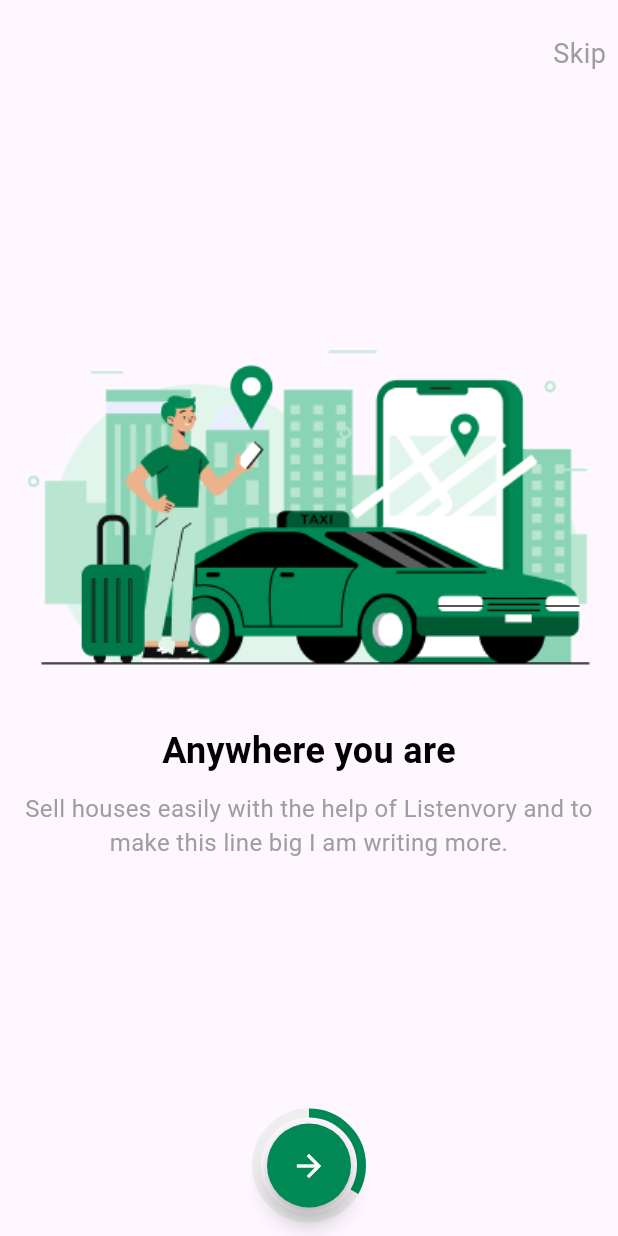
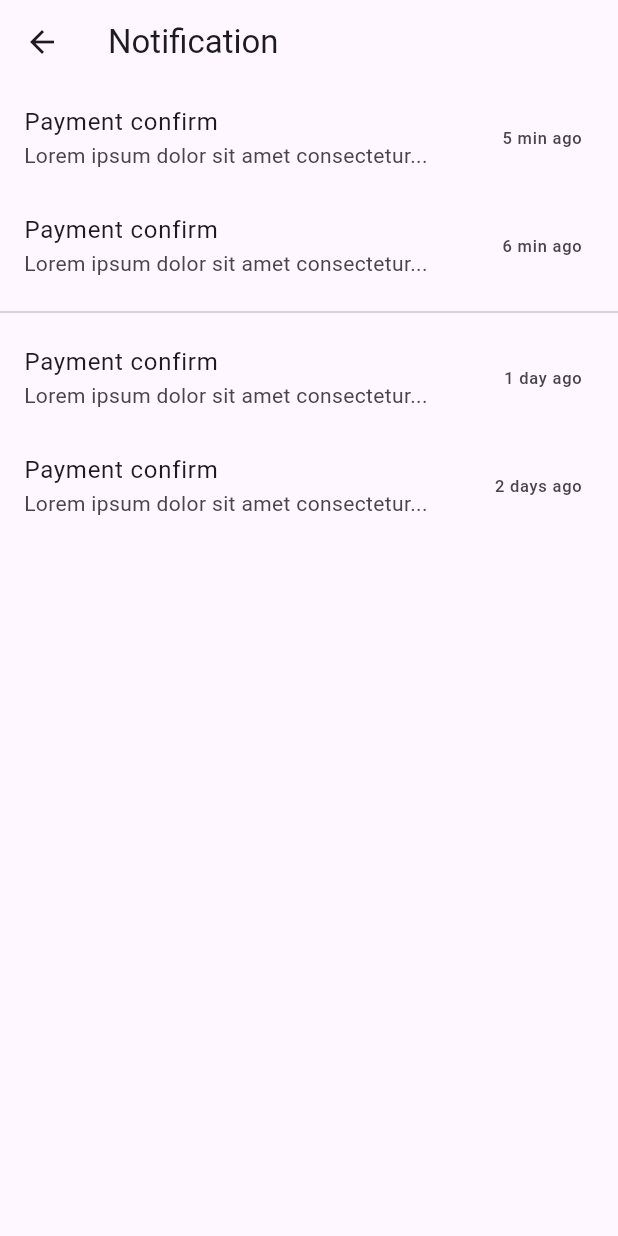
Before and after one commit to Ammaralshalet/app_with_team, a Flutter app: the screen it shows after launch, on a phone screen of 412 x 824 dp. Run offline on Flutter 3.47's test engine with Material 3 defaults, Android fonts, the phone set to English and light mode, and no system bars; our stand-ins replace bloc, dio, equatable, flutter_bloc, flutter_map, intl_phone_field and 2 more.

Commit message:
add paeg 18,19,20,21

```diff
--- /dev/null
+++ b/lib/Auth/view/pages/notification_screen.dart
@@ -0,0 +1,43 @@
+import 'package:flutter/material.dart';
+
+class NotificationScreen extends StatelessWidget {
+  @override
+  Widget build(BuildContext context) {
+    return Scaffold(
+      appBar: AppBar(
+        title: Text('Notification'),
+        leading: IconButton(
+          icon: Icon(Icons.arrow_back),
+          onPressed: () {
+            Navigator.pop(context);
+          },
+        ),
+      ),
+      body: ListView(
+        children: [
+          ListTile(
+            title: Text('Payment confirm'),
+            subtitle: Text('Lorem ipsum dolor sit amet consectetur...'),
+            trailing: Text('5 min ago'),
+          ),
+          ListTile(
+            title: Text('Payment confirm'),
+            subtitle: Text('Lorem ipsum dolor sit amet consectetur...'),
+            trailing: Text('6 min ago'),
+          ),
+          Divider(),
+          ListTile(
+            title: Text('Payment confirm'),
+            subtitle: Text('Lorem ipsum dolor sit amet consectetur...'),
+            trailing: Text('1 day ago'),
+          ),
+          ListTile(
+            title: Text('Payment confirm'),
+            subtitle: Text('Lorem ipsum dolor sit amet consectetur...'),
+            trailing: Text('2 days ago'),
+          ),
+        ],
+      ),
+    );
+  }
+}
--- a/lib/main.dart
+++ b/lib/main.dart
@@ -3,6 +3,8 @@ import 'package:app_with_team/Auth/view/pages/onboarding_screen.dart';
 import 'package:app_with_team/service/map_service.dart';
 import 'package:flutter/material.dart';
 import 'package:flutter_bloc/flutter_bloc.dart';
+
+import 'Auth/view/pages/notification_screen.dart';
 
 void main() {
   runApp(const MyApp());
@@ -23,9 +25,9 @@ class MyApp extends StatelessWidget {
       ],
       child: MaterialApp(
         debugShowCheckedModeBanner: false,
-        home: const Scaffold(
+        home:  Scaffold(
           body:
-              OnboardingScreen(), // تأكد من أن BlocBuilder موجود في HomeScreenTransport
+             NotificationScreen(),
         ),
       ),
     );
```
Also changed, not shown: lib/Auth/view/pages/Location_screen.dart (added, +37 -0 lines), lib/Auth/view/pages/Location_screen_confirm.dart (added, +43 -0 lines), lib/Auth/view/pages/Location_screen_input.dart (added, +46 -0 lines).
